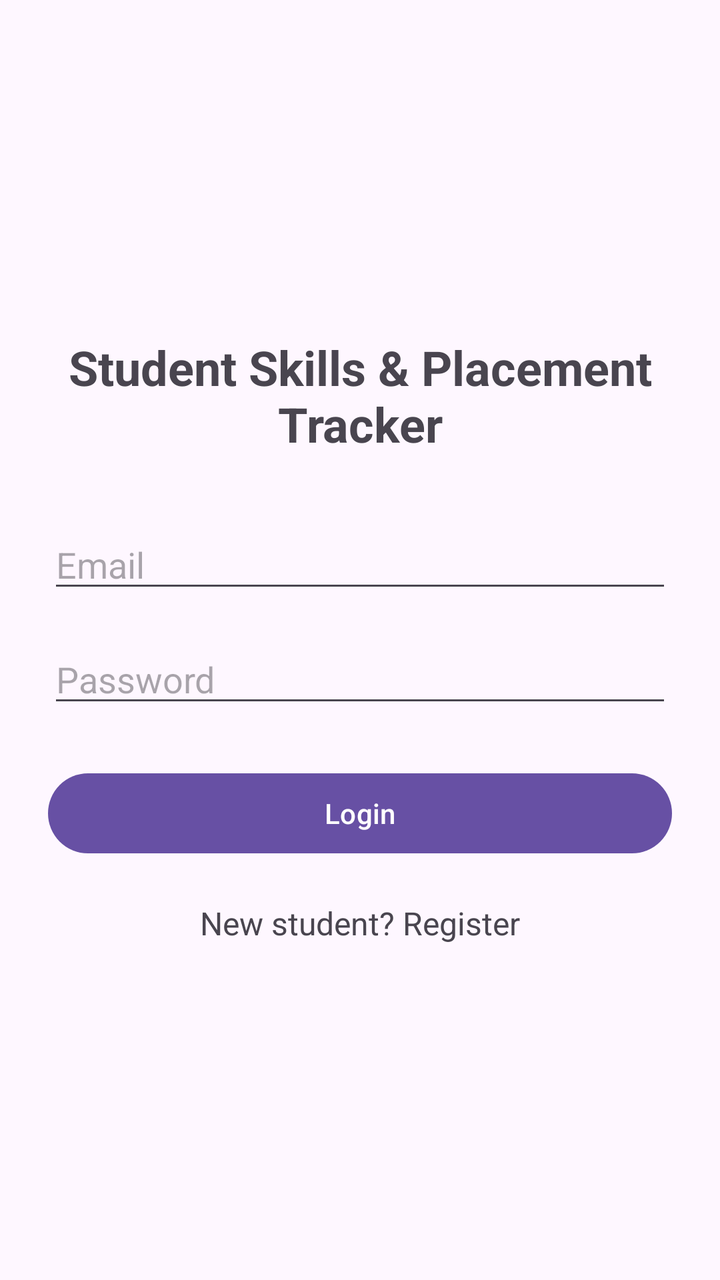
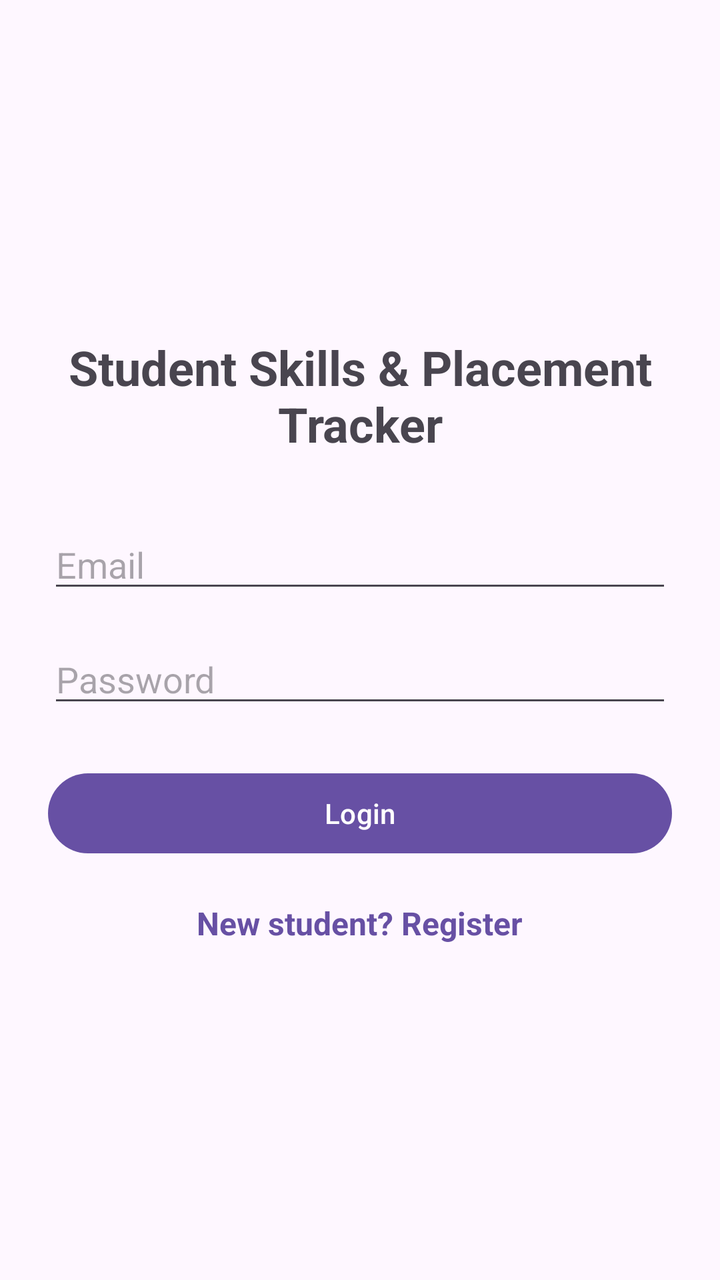

The first picture is an Android layout as it rendered before a commit; the second is the same layout after the commit. The layout source and the unified diff follow.
<!-- AndroidManifest.xml: application theme Theme.StudentSkillsPlacementTracker -->
<!-- res/layout/activity_main.xml -->
<?xml version="1.0" encoding="utf-8"?>
<LinearLayout xmlns:android="http://schemas.android.com/apk/res/android"
    android:layout_width="match_parent"
    android:layout_height="match_parent"
    android:orientation="vertical"
    android:gravity="center"
    android:padding="24dp">

    <TextView
        android:layout_width="wrap_content"
        android:layout_height="wrap_content"
        android:text="@string/app_name"
        android:textSize="24sp"
        android:textStyle="bold"
        android:gravity="center"
        android:layout_marginBottom="32dp" />

    <EditText
        android:id="@+id/emailEditText"
        android:layout_width="match_parent"
        android:layout_height="wrap_content"
        android:hint="@string/hint_email"
        android:inputType="textEmailAddress"
        android:layout_marginBottom="16dp" />

    <EditText
        android:id="@+id/passwordEditText"
        android:layout_width="match_parent"
        android:layout_height="wrap_content"
        android:hint="@string/hint_password"
        android:inputType="textPassword"
        android:layout_marginBottom="24dp" />

    <ProgressBar
        android:id="@+id/loginProgressBar"
        android:layout_width="wrap_content"
        android:layout_height="wrap_content"
        android:layout_gravity="center_horizontal"
        android:layout_marginBottom="16dp"
        android:visibility="gone" />

    <Button
        android:id="@+id/loginButton"
        android:layout_width="match_parent"
        android:layout_height="wrap_content"
        android:text="@string/btn_login" />

    <TextView
        android:id="@+id/registerTextView"
        android:layout_width="wrap_content"
        android:layout_height="wrap_content"
        android:text="@string/link_register"
        android:textSize="16sp"
        android:layout_marginTop="20dp" />

</LinearLayout>
<!-- resources referenced by this layout -->
<resources>
  <string name="app_name">Student Skills &amp; Placement Tracker</string>
  <string name="btn_login">Login</string>
  <string name="hint_email">Email</string>
  <string name="hint_password">Password</string>
  <string name="link_register">New student? Register</string>
  <style name="Theme.StudentSkillsPlacementTracker" parent="Base.Theme.StudentSkillsPlacementTracker" />
  <style name="Base.Theme.StudentSkillsPlacementTracker" parent="Theme.Material3.DayNight.NoActionBar">
          
          
      </style>
</resources>

<!-- the commit's change to res/layout/activity_main.xml (unified diff, before → after) -->
@@ -1,56 +1,67 @@
-<?xml version="1.0" encoding="utf-8"?>
-<LinearLayout xmlns:android="http://schemas.android.com/apk/res/android"
+﻿<?xml version="1.0" encoding="utf-8"?>
+<ScrollView xmlns:android="http://schemas.android.com/apk/res/android"
     android:layout_width="match_parent"
     android:layout_height="match_parent"
-    android:orientation="vertical"
-    android:gravity="center"
-    android:padding="24dp">
+    android:fillViewport="true">
 
-    <TextView
-        android:layout_width="wrap_content"
-        android:layout_height="wrap_content"
-        android:text="@string/app_name"
-        android:textSize="24sp"
-        android:textStyle="bold"
-        android:gravity="center"
-        android:layout_marginBottom="32dp" />
-
-    <EditText
-        android:id="@+id/emailEditText"
+    <LinearLayout
         android:layout_width="match_parent"
         android:layout_height="wrap_content"
-        android:hint="@string/hint_email"
-        android:inputType="textEmailAddress"
-        android:layout_marginBottom="16dp" />
+        android:orientation="vertical"
+        android:gravity="center"
+        android:padding="24dp">
 
-    <EditText
-        android:id="@+id/passwordEditText"
-        android:layout_width="match_parent"
-        android:layout_height="wrap_content"
-        android:hint="@string/hint_password"
-        android:inputType="textPassword"
-        android:layout_marginBottom="24dp" />
+        <TextView
+            android:layout_width="wrap_content"
+            android:layout_height="wrap_content"
+            android:text="@string/app_name"
+            android:textSize="24sp"
+            android:textStyle="bold"
+            android:gravity="center"
+            android:layout_marginBottom="32dp" />
 
-    <ProgressBar
-        android:id="@+id/loginProgressBar"
-        android:layout_width="wrap_content"
-        android:layout_height="wrap_content"
-        android:layout_gravity="center_horizontal"
-        android:layout_marginBottom="16dp"
-        android:visibility="gone" />
+        <EditText
+            android:id="@+id/emailEditText"
+            android:layout_width="match_parent"
+            android:layout_height="wrap_content"
+            android:hint="@string/hint_email"
+            android:inputType="textEmailAddress"
+            android:layout_marginBottom="16dp" />
 
-    <Button
-        android:id="@+id/loginButton"
-        android:layout_width="match_parent"
-        android:layout_height="wrap_content"
-        android:text="@string/btn_login" />
+        <EditText
+            android:id="@+id/passwordEditText"
+            android:layout_width="match_parent"
+            android:layout_height="wrap_content"
+            android:hint="@string/hint_password"
+            android:inputType="textPassword"
+            android:layout_marginBottom="24dp" />
 
-    <TextView
-        android:id="@+id/registerTextView"
-        android:layout_width="wrap_content"
-        android:layout_height="wrap_content"
-        android:text="@string/link_register"
-        android:textSize="16sp"
-        android:layout_marginTop="20dp" />
+        <ProgressBar
+            android:id="@+id/loginProgressBar"
+            android:layout_width="wrap_content"
+            android:layout_height="wrap_content"
+            android:layout_gravity="center_horizontal"
+            android:layout_marginBottom="16dp"
+            android:visibility="gone" />
 
-</LinearLayout>
+        <Button
+            android:id="@+id/loginButton"
+            android:layout_width="match_parent"
+            android:layout_height="wrap_content"
+            android:text="@string/btn_login" />
+
+        <TextView
+            android:id="@+id/registerTextView"
+            android:layout_width="wrap_content"
+            android:layout_height="wrap_content"
+            android:text="@string/link_register"
+            android:textSize="16sp"
+            android:textStyle="bold"
+            android:textColor="?attr/colorPrimary"
+            android:clickable="true"
+            android:focusable="true"
+            android:layout_marginTop="20dp" />
+
+    </LinearLayout>
+
+</ScrollView>
